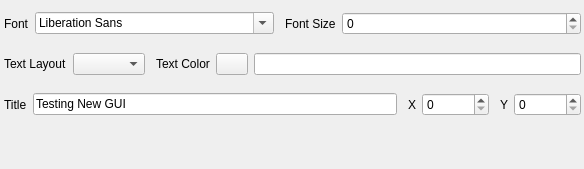
Above: components/text.ui from djfun/audio-visualizer-python before the change. Below: the same form after it.
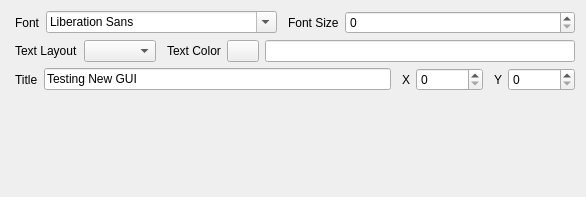
That is the form after the change.

Diff of the .ui file:
```diff
--- a/components/text.ui
+++ b/components/text.ui
@@ -6,22 +6,15 @@
    <rect>
     <x>0</x>
     <y>0</y>
-    <width>584</width>
-    <height>169</height>
+    <width>586</width>
+    <height>197</height>
    </rect>
   </property>
   <property name="windowTitle">
    <string>Form</string>
   </property>
-  <widget class="QWidget" name="verticalLayoutWidget">
-   <property name="geometry">
-    <rect>
-     <x>0</x>
-     <y>0</y>
-     <width>581</width>
-     <height>131</height>
-    </rect>
-   </property>
+  <layout class="QVBoxLayout" name="verticalLayout_2">
+   <item>
    <layout class="QVBoxLayout" name="verticalLayout">
     <property name="leftMargin">
      <number>4</number>
@@ -51,7 +44,7 @@
         </property>
         <property name="minimumSize">
          <size>
-          <width>140</width>
+           <width>0</width>
           <height>0</height>
          </size>
         </property>
@@ -182,7 +175,7 @@
         </property>
         <property name="minimumSize">
          <size>
-          <width>300</width>
+           <width>0</width>
           <height>0</height>
          </size>
         </property>
@@ -302,7 +295,21 @@
      </layout>
     </item>
    </layout>
-  </widget>
+   </item>
+   <item>
+    <spacer name="verticalSpacer">
+     <property name="orientation">
+      <enum>Qt::Vertical</enum>
+     </property>
+     <property name="sizeHint" stdset="0">
+      <size>
+       <width>20</width>
+       <height>40</height>
+      </size>
+     </property>
+    </spacer>
+   </item>
+  </layout>
  </widget>
  <resources/>
  <connections/>
```
Lines whose indentation alone changed are shown as unchanged.
